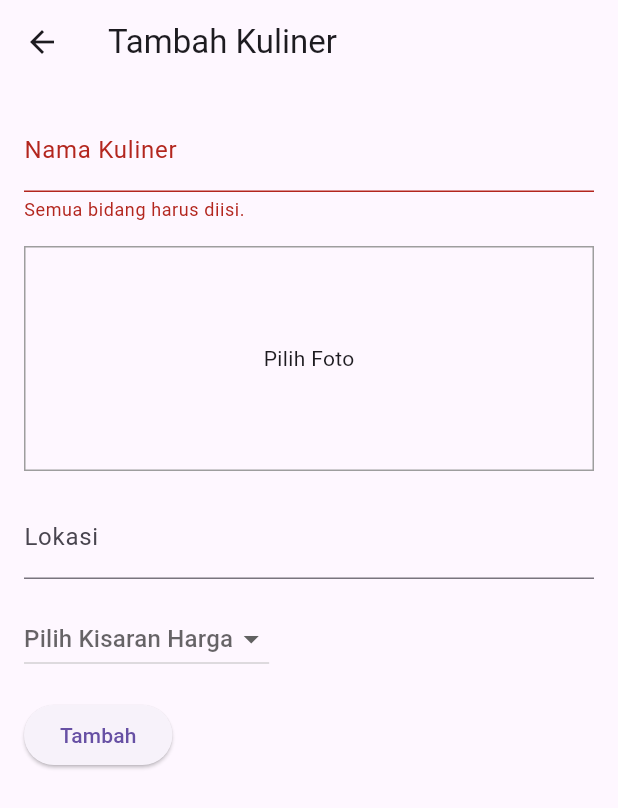
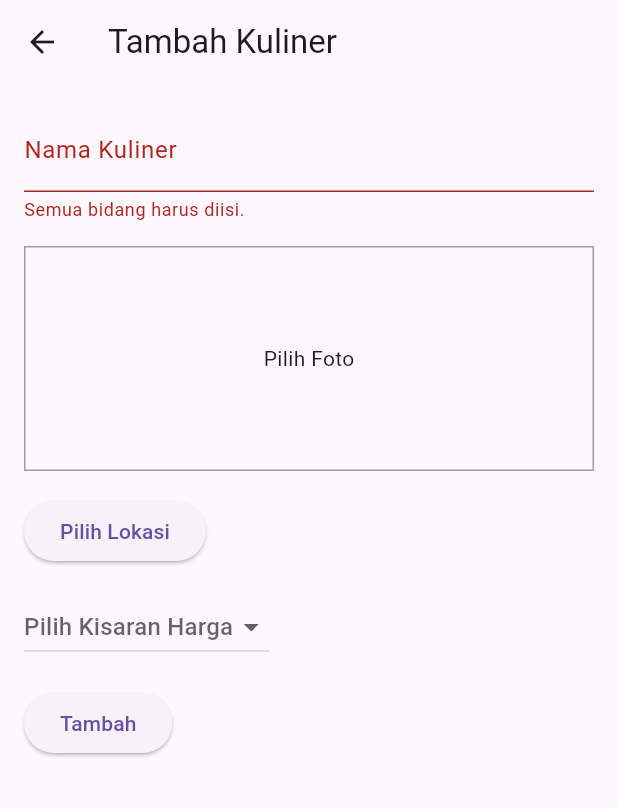
Before and after one commit to SitiMarfungahDwiLestari/kuliner_jogja, a Flutter app: the CreateScreen screen opened directly, after a tap on "Tambah", on a phone screen of 412 x 824 dp. Shown: the top 808 px of the screen. Run offline on Flutter 3.47's test engine with Material 3 defaults, Android fonts, the phone set to English and light mode, and no system bars; our stand-ins replace geocoding, geolocator, google_maps_flutter, image_picker; network calls fail.

Commit message:
menambahkan lokasi dengan gmaps

```diff
--- a/lib/screen/create_screen.dart
+++ b/lib/screen/create_screen.dart
@@ -1,6 +1,8 @@
 import 'package:flutter/material.dart';
 import 'package:image_picker/image_picker.dart';
 import 'dart:io';
+
+import 'package:kuliner_jogja/screen/location_screen.dart';
 
 class CreateScreen extends StatefulWidget {
   const CreateScreen({Key? key}) : super(key: key);
@@ -12,13 +14,10 @@ class CreateScreen extends StatefulWidget {
 class _CreateScreenState extends State<CreateScreen> {
   final TextEditingController _nameController = TextEditingController();
   final TextEditingController _locationController = TextEditingController();
-  final List<String> priceRanges = [
-    'Murah',
-    'Sedang',
-    'Mahal'
-  ]; // Opsi kisaran harga
+  final List<String> priceRanges = ['Murah', 'Sedang', 'Mahal'];
   String? _selectedPriceRange;
-  File? _selectedImage; // Menyimpan gambar yang dipilih
+  File? _selectedImage;
+  String? _selectedLocation; // Lokasi yang dipilih
   String errorMessage = '';
 
   @override
@@ -30,7 +29,6 @@ class _CreateScreenState extends State<CreateScreen> {
       body: Padding(
         padding: const EdgeInsets.all(16.0),
         child: SingleChildScrollView(
-          // Agar layar dapat digulir jika konten panjang
           child: Column(
             crossAxisAlignment: CrossAxisAlignment.start,
             children: [
@@ -44,16 +42,13 @@ class _CreateScreenState extends State<CreateScreen> {
               ),
               SizedBox(height: 16),
               GestureDetector(
-                onTap: _pickImage, // Memilih gambar saat diketuk
+                onTap: _pickImage,
                 child: _selectedImage != null
-                    ? Image.file(_selectedImage!,
-                        height: 150) // Menampilkan gambar yang dipilih
+                    ? Image.file(_selectedImage!, height: 150)
                     : Container(
                         height: 150,
                         decoration: BoxDecoration(
-                          border: Border.all(
-                              color:
-                                  Colors.grey), // Bingkai jika tidak ada gambar
+                          border: Border.all(color: Colors.grey),
                         ),
                         child: Center(
                           child: Text("Pilih Foto"),
@@ -61,12 +56,11 @@ class _CreateScreenState extends State<CreateScreen> {
                       ),
               ),
               SizedBox(height: 16),
-              TextField(
-                controller: _locationController,
-                decoration: InputDecoration(
-                  labelText: "Lokasi",
-                  hintText: "Masukkan lokasi",
-                ),
+              ElevatedButton(
+                onPressed: _selectLocation,
+                child: Text(_selectedLocation != null
+                    ? "Lokasi: $_selectedLocation"
+                    : "Pilih Lokasi"),
               ),
               SizedBox(height: 16),
               DropdownButton<String>(
@@ -98,8 +92,7 @@ class _CreateScreenState extends State<CreateScreen> {
 
   void _pickImage() async {
     final picker = ImagePicker();
-    final pickedFile = await picker.pickImage(
-        source: ImageSource.gallery); // Pilih gambar dari galeri
+    final pickedFile = await picker.pickImage(source: ImageSource.gallery);
     if (pickedFile != null) {
       setState(() {
         _selectedImage = File(pickedFile.path);
@@ -107,32 +100,44 @@ class _CreateScreenState extends State<CreateScreen> {
     }
   }
 
+  void _selectLocation() async {
+    final result = await Navigator.push(
+      context,
+      MaterialPageRoute(
+        builder: (context) => MapScreen(
+          onLocationSelected: (String location) {
+            setState(() {
+              _selectedLocation = location; // Simpan lokasi yang dipilih
+            });
+          },
+        ),
+      ),
+    );
+  }
+
   void _onSubmit() {
-    final String name = _nameController.text.trim();
-    final String location = _locationController.text.trim();
-
-    if (name.isEmpty || location.isEmpty || _selectedPriceRange == null) {
+    if (_nameController.text.isEmpty ||
+        _selectedLocation == null ||
+        _selectedPriceRange == null) {
       setState(() {
         errorMessage = "Semua bidang harus diisi.";
       });
       return;
     }
 
-    // Kirim data kembali ke layar sebelumnya
-    final Map<String, dynamic> kuliner = {
-      'name': name,
-      'image': _selectedImage, // Mengembalikan foto yang dipilih
-      'location': location,
+    final newItem = {
+      'name': _nameController.text.trim(),
+      'location': _selectedLocation,
       'priceRange': _selectedPriceRange,
+      'image': _selectedImage,
     };
 
-    Navigator.pop(context, kuliner);
+    Navigator.pop(context, newItem); // Kirim data kembali ke HomeScreen
   }
 
   @override
   void dispose() {
     _nameController.dispose();
-    _locationController.dispose();
     super.dispose();
   }
 }
```
Also changed, not shown: lib/screen/home_screen.dart (+6 -9 lines), lib/screen/location_screen.dart (added, +104 -0 lines), 1 other file.
